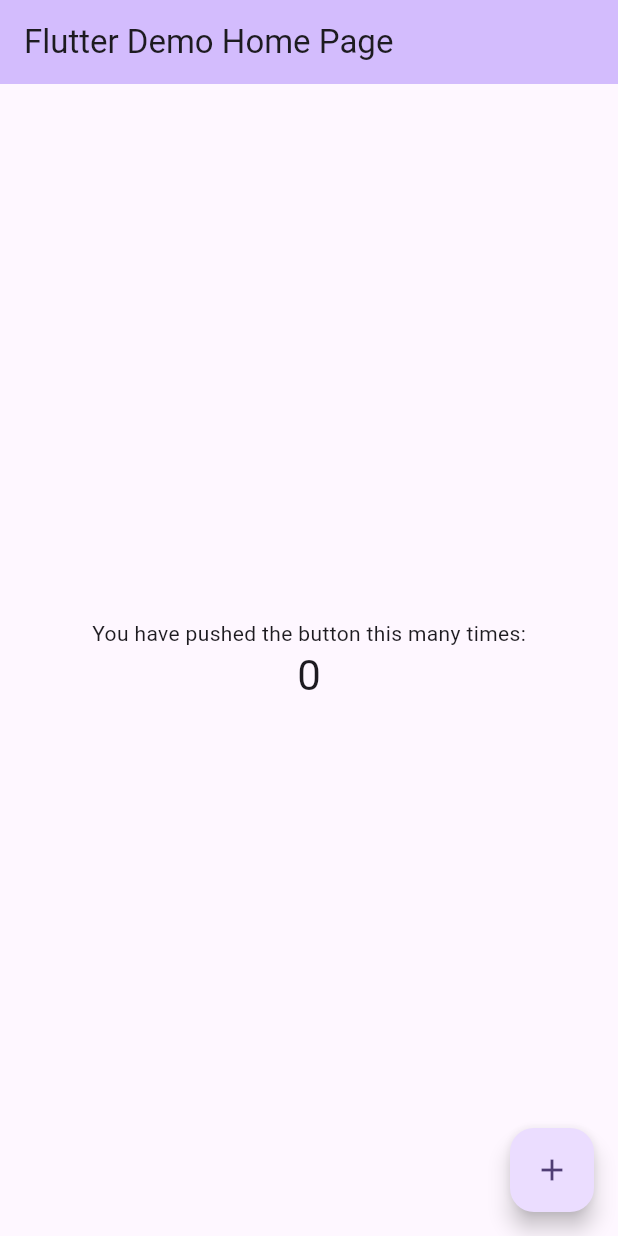
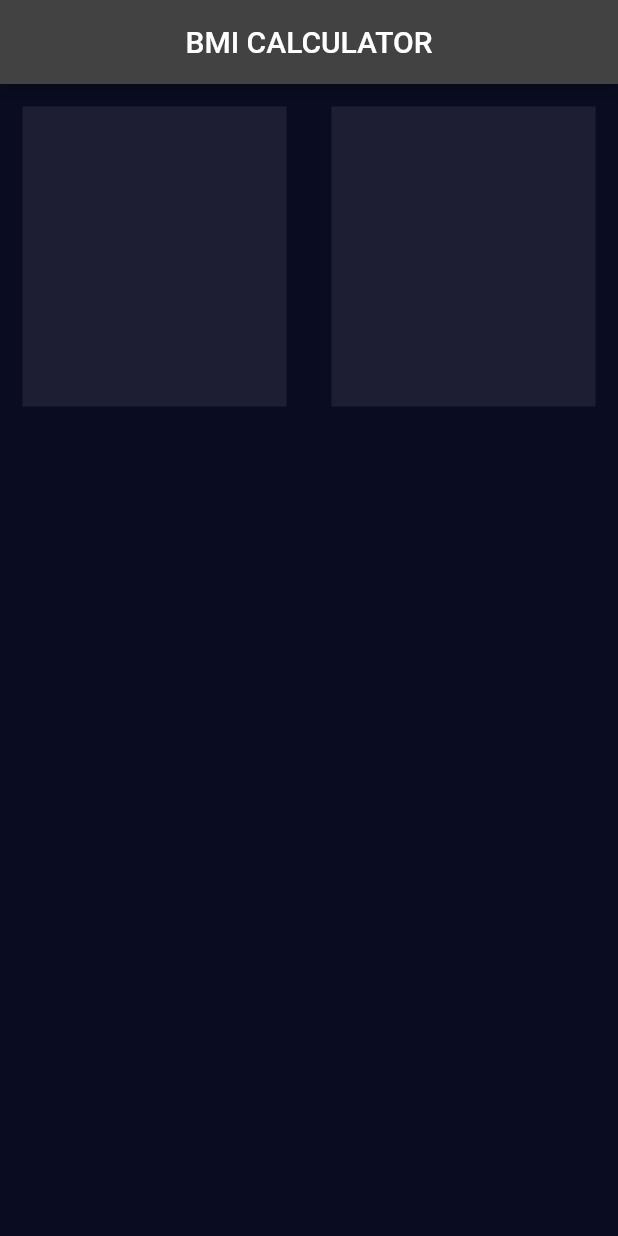
Before and after one commit to darshansgowda17/bmi_calculator, a Flutter app: the screen it shows after launch, on a phone screen of 412 x 824 dp. Run offline on Flutter 3.47's test engine with Material 2 defaults, Android fonts, the phone set to English and light mode, and no system bars.

Commit message:
created input_page.dart

```diff
--- /dev/null
+++ b/lib/input_page.dart
@@ -0,0 +1,39 @@
+import 'package:flutter/material.dart';
+
+class InputPage extends StatefulWidget {
+  @override
+  _InputPageState createState() => _InputPageState();
+}
+
+class _InputPageState extends State<InputPage> {
+  @override
+  Widget build(BuildContext context) {
+    return Scaffold(
+      appBar: AppBar(
+        title: Center(child: Text('BMI CALCULATOR')),
+      ),
+      body: Row(
+        children: [
+          Expanded(child: Cardd()),
+          Expanded(child: Cardd()),
+        ],
+      ),
+    );
+  }
+}
+
+class Cardd extends StatelessWidget {
+  const Cardd({
+    super.key,
+  });
+
+  @override
+  Widget build(BuildContext context) {
+    return Container(
+      color: Color(0xFF1D1E33),
+      height: 200,
+      width: 150,
+      margin: EdgeInsets.all(15.0),
+    );
+  }
+}
--- a/lib/main.dart
+++ b/lib/main.dart
@@ -1,125 +1,17 @@
 import 'package:flutter/material.dart';
+import 'input_page.dart';
 
-void main() {
-  runApp(const MyApp());
-}
+void main() => runApp(BMICalculator());
 
-class MyApp extends StatelessWidget {
-  const MyApp({super.key});
-
-  // This widget is the root of your application.
+class BMICalculator extends StatelessWidget {
   @override
   Widget build(BuildContext context) {
     return MaterialApp(
-      title: 'Flutter Demo',
-      theme: ThemeData(
-        // This is the theme of your application.
-        //
-        // TRY THIS: Try running your application with "flutter run". You'll see
-        // the application has a blue toolbar. Then, without quitting the app,
-        // try changing the seedColor in the colorScheme below to Colors.green
-        // and then invoke "hot reload" (save your changes or press the "hot
-        // reload" button in a Flutter-supported IDE, or press "r" if you used
-        // the command line to start the app).
-        //
-        // Notice that the counter didn't reset back to zero; the application
-        // state is not lost during the reload. To reset the state, use hot
-        // restart instead.
-        //
-        // This works for code too, not just values: Most code changes can be
-        // tested with just a hot reload.
-        colorScheme: ColorScheme.fromSeed(seedColor: Colors.deepPurple),
-        useMaterial3: true,
-      ),
-      home: const MyHomePage(title: 'Flutter Demo Home Page'),
-    );
+      home: InputPage(),
+      theme: ThemeData.dark().copyWith(
+        primaryColor: Color(0xFF0A0E21),
+        scaffoldBackgroundColor: Color(0xFF0A0D22),
+        ),
+      );
   }
 }
-
-class MyHomePage extends StatefulWidget {
-  const MyHomePage({super.key, required this.title});
-
-  // This widget is the home page of your application. It is stateful, meaning
-  // that it has a State object (defined below) that contains fields that affect
-  // how it looks.
-
-  // This class is the configuration for the state. It holds the values (in this
-  // case the title) provided by the parent (in this case the App widget) and
-  // used by the build method of the State. Fields in a Widget subclass are
-  // always marked "final".
-
-  final String title;
-
-  @override
-  State<MyHomePage> createState() => _MyHomePageState();
-}
-
-class _MyHomePageState extends State<MyHomePage> {
-  int _counter = 0;
-
-  void _incrementCounter() {
-    setState(() {
-      // This call to setState tells the Flutter framework that something has
-      // changed in this State, which causes it to rerun the build method below
-      // so that the display can reflect the updated values. If we changed
-      // _counter without calling setState(), then the build method would not be
-      // called again, and so nothing would appear to happen.
-      _counter++;
-    });
-  }
-
-  @override
-  Widget build(BuildContext context) {
-    // This method is rerun every time setState is called, for instance as done
-    // by the _incrementCounter method above.
-    //
-    // The Flutter framework has been optimized to make rerunning build methods
-    // fast, so that you can just rebuild anything that needs updating rather
-    // than having to individually change instances of widgets.
-    return Scaffold(
-      appBar: AppBar(
-        // TRY THIS: Try changing the color here to a specific color (to
-        // Colors.amber, perhaps?) and trigger a hot reload to see the AppBar
-        // change color while the other colors stay the same.
-        backgroundColor: Theme.of(context).colorScheme.inversePrimary,
-        // Here we take the value from the MyHomePage object that was created by
-        // the App.build method, and use it to set our appbar title.
-        title: Text(widget.title),
-      ),
-      body: Center(
-        // Center is a layout widget. It takes a single child and positions it
-        // in the middle of the parent.
-        child: Column(
-          // Column is also a layout widget. It takes a list of children and
-          // arranges them vertically. By default, it sizes itself to fit its
-          // children horizontally, and tries to be as tall as its parent.
-          //
-          // Column has various properties to control how it sizes itself and
-          // how it positions its children. Here we use mainAxisAlignment to
-          // center the children vertically; the main axis here is the vertical
-          // axis because Columns are vertical (the cross axis would be
-          // horizontal).
-          //
-          // TRY THIS: Invoke "debug painting" (choose the "Toggle Debug Paint"
-          // action in the IDE, or press "p" in the console), to see the
-          // wireframe for each widget.
-          mainAxisAlignment: MainAxisAlignment.center,
-          children: <Widget>[
-            const Text(
-              'You have pushed the button this many times:',
-            ),
-            Text(
-              '$_counter',
-              style: Theme.of(context).textTheme.headlineMedium,
-            ),
-          ],
-        ),
-      ),
-      floatingActionButton: FloatingActionButton(
-        onPressed: _incrementCounter,
-        tooltip: 'Increment',
-        child: const Icon(Icons.add),
-      ), // This trailing comma makes auto-formatting nicer for build methods.
-    );
-  }
-}
```
